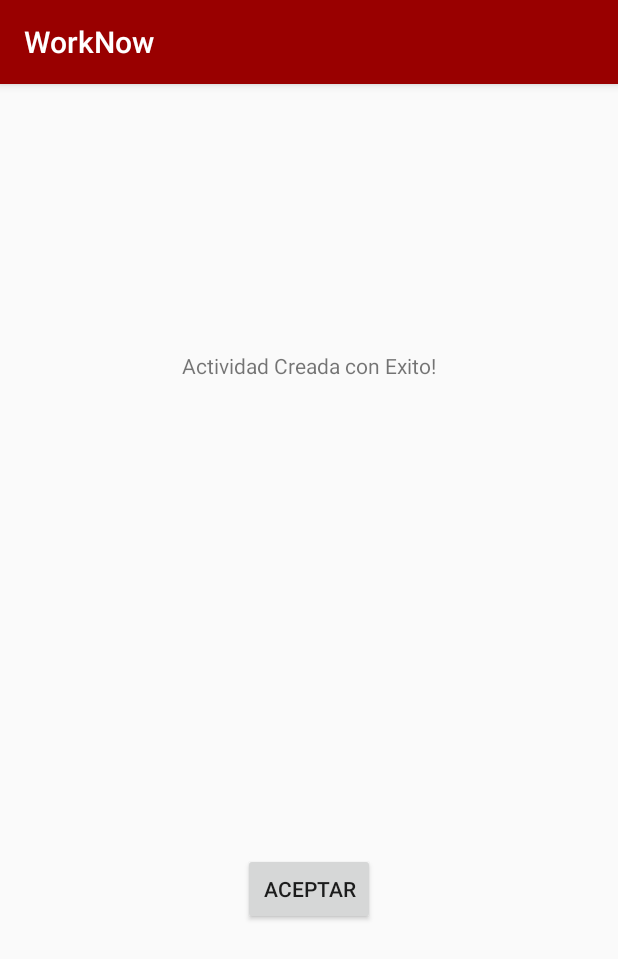
After one commit to arraymirez/WorkNowIS, an Android app: the citaCreadaActivity screen opened directly, with no data from a screen before it, on a phone screen of 412 x 824 dp. The commit adds this screen. Shown: the top 959 px of the screen. Run offline under Robolectric (Android 15) with nearby library versions, the phone set to English and light mode, and no system bars.

Commit message:
creacion vista actividades con mensaje de confirmacion

```diff
--- /dev/null
+++ b/WorkNowIS/app/src/main/java/com/sprinklet/worknowis/citaCreadaActivity.java
@@ -0,0 +1,13 @@
+package com.sprinklet.worknowis;
+
+import android.support.v7.app.AppCompatActivity;
+import android.os.Bundle;
+
+public class citaCreadaActivity extends AppCompatActivity {
+
+    @Override
+    protected void onCreate(Bundle savedInstanceState) {
+        super.onCreate(savedInstanceState);
+        setContentView(R.layout.activity_cita_creada);
+    }
+}
--- /dev/null
+++ b/WorkNowIS/app/src/main/res/layout/activity_cita_creada.xml
@@ -0,0 +1,33 @@
+<?xml version="1.0" encoding="utf-8"?>
+<android.support.constraint.ConstraintLayout xmlns:android="http://schemas.android.com/apk/res/android"
+    xmlns:app="http://schemas.android.com/apk/res-auto"
+    xmlns:tools="http://schemas.android.com/tools"
+    android:layout_width="match_parent"
+    android:layout_height="match_parent"
+    tools:context=".citaCreadaActivity">
+
+    <RelativeLayout
+        android:layout_width="match_parent"
+        android:layout_height="match_parent"
+        >
+
+
+        <TextView
+            android:id="@+id/textView5"
+            android:layout_width="wrap_content"
+            android:layout_height="wrap_content"
+            android:layout_alignParentTop="true"
+            android:layout_centerHorizontal="true"
+            android:layout_marginTop="178dp"
+            android:text="Actividad Creada con Exito!" />
+
+        <Button
+            android:id="@+id/button3"
+            android:layout_width="wrap_content"
+            android:layout_height="wrap_content"
+            android:layout_alignParentBottom="true"
+            android:layout_centerHorizontal="true"
+            android:layout_marginBottom="207dp"
+            android:text="Aceptar" />
+    </RelativeLayout>
+</android.support.constraint.ConstraintLayout>
```
Also changed, not shown: WorkNowIS/app/src/main/AndroidManifest.xml (+9 -8 lines), WorkNowIS/app/src/main/java/com/sprinklet/worknowis/MapsActivity.java (+3 -4 lines), WorkNowIS/app/src/main/res/layout/activity_citas.xml (+97 -40 lines), WorkNowIS/app/src/main/res/layout/content_citas.xml (deleted, +0 -48 lines).
